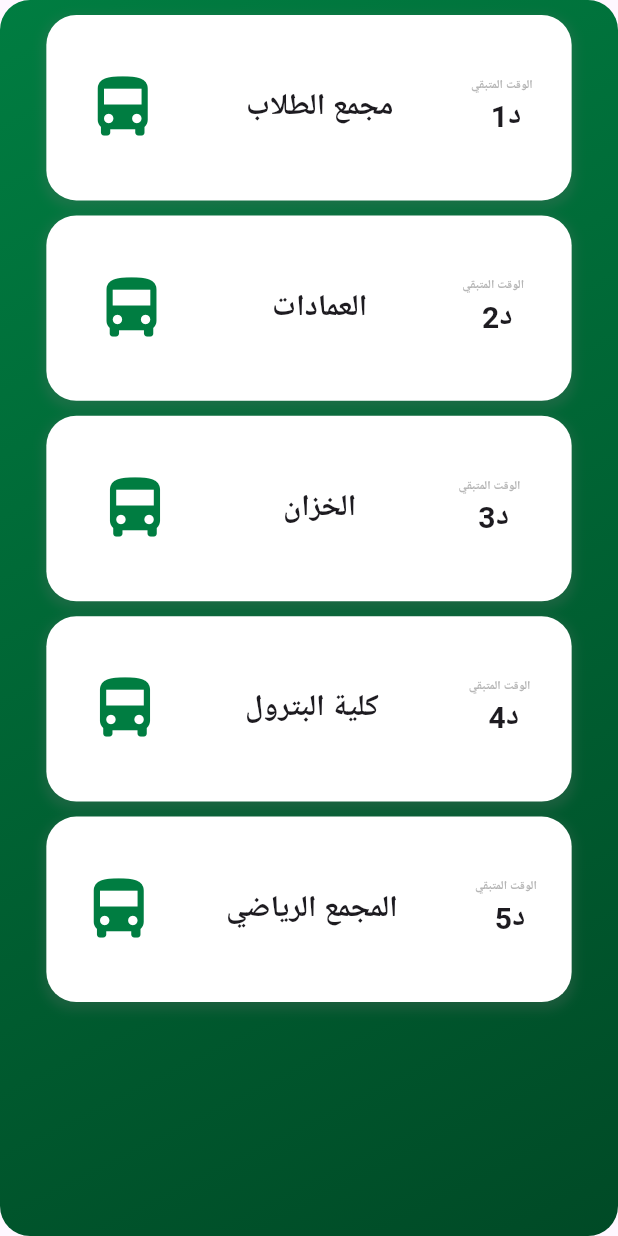
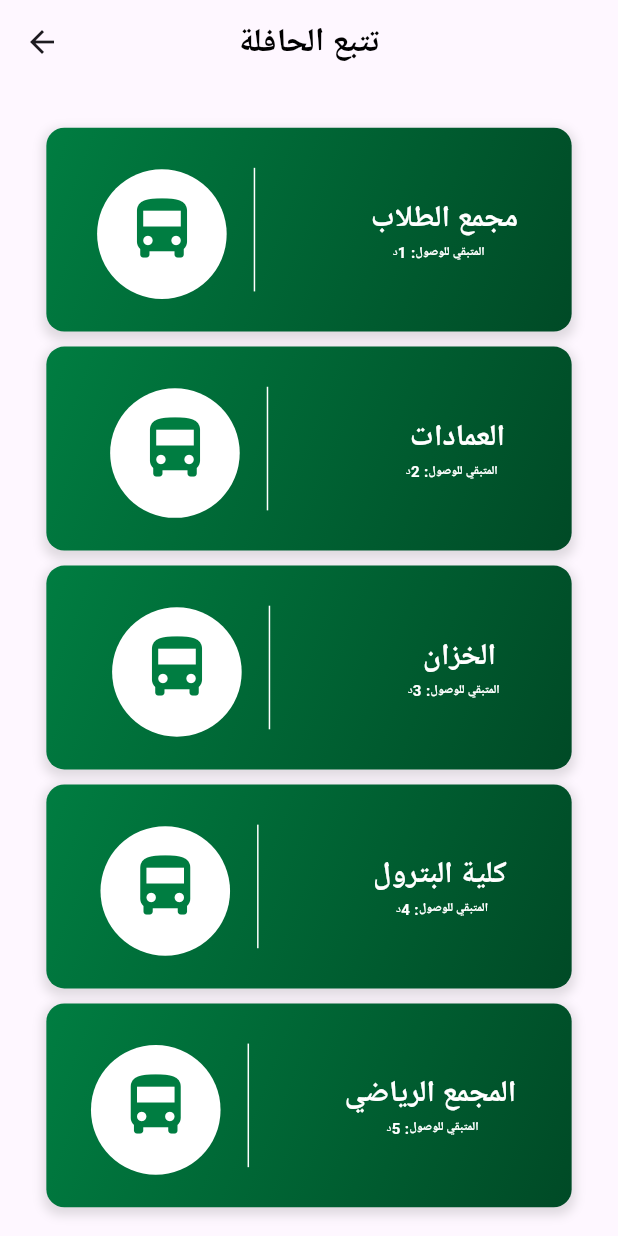
Before and after one commit to i-3mr/mefa8, a Flutter app: the BusTracker screen opened by its route, on a phone screen of 412 x 824 dp. Run offline on Flutter 3.47's test engine with Material 3 defaults, Android fonts, the phone set to English and light mode, and no system bars; drawn by our look-alikes of timer_count_down; our stand-ins replace flutter_animate, font_awesome_flutter, google_fonts, hooks_riverpod, percent_indicator; missing offline and left inert: nfc_manager, screen_brightness, svg_flutter; network calls fail; Roboto replaces fonts that are missing (Cairo).

Commit message:
bus tracker last version

```diff
--- a/lib/screens/bus-tracker.dart
+++ b/lib/screens/bus-tracker.dart
@@ -11,23 +11,35 @@ class BusTracker extends StatelessWidget {
     final width = MediaQuery.of(context).size.width;
 
     return Scaffold(
+      appBar: AppBar(
+        centerTitle: true,
+        title: Text(
+          'تتبع الحافلة',
+          style: TextStyle(
+            // fontSize: 0.05 * height,
+            fontWeight: FontWeight.bold,
+            color: const Color.fromARGB(255, 0, 0, 0),
+          ),
+        ),
+      ),
       body: Container(
         alignment: Alignment.center,
         height: double.infinity,
         width: double.infinity,
         decoration: BoxDecoration(
-          color: const Color(Const.primaryGreen),
+          // color: const Color(Const.primaryGreen),
           borderRadius: BorderRadius.circular(20),
-          gradient: const LinearGradient(
-            begin: Alignment.topLeft,
-            end: Alignment.bottomRight,
-            colors: [
-              Color(Const.primaryGreen),
-              Color(Const.darkGreen),
-            ],
-          ),
+          // gradient: const LinearGradient(
+          //   begin: Alignment.topLeft,
+          //   end: Alignment.bottomRight,
+          //   colors: [
+          //     Color(Const.primaryGreen),
+          //     Color(Const.darkGreen),
+          //   ],
+          // ),
         ),
         child: const SafeArea(
+          child: SingleChildScrollView(
             child: Column(
               children: [
                 BusTrackerComponent(busStation: ' مجمع الطلاب', time: 65),
@@ -39,6 +51,7 @@ class BusTracker extends StatelessWidget {
             ),
           ),
         ),
+      ),
     );
     ;
   }
--- a/lib/widgets/bus tracker/bus-tracker-component.dart
+++ b/lib/widgets/bus tracker/bus-tracker-component.dart
@@ -20,10 +20,18 @@ class BusTrackerComponent extends StatelessWidget {
 
     return Container(
       margin: const EdgeInsets.only(top: 10),
-      height: 0.3 * width,
+      height: 0.33 * width,
       width: 0.85 * width,
       decoration: BoxDecoration(
-        borderRadius: BorderRadius.circular(20),
+        gradient: const LinearGradient(
+          begin: Alignment.topLeft,
+          end: Alignment.bottomRight,
+          colors: [
+            Color(Const.primaryGreen),
+            Color(Const.darkGreen),
+          ],
+        ),
+        borderRadius: BorderRadius.circular(12),
         boxShadow: const [
           BoxShadow(
             color: Color.fromARGB(57, 115, 115, 115),
@@ -37,47 +45,83 @@ class BusTrackerComponent extends StatelessWidget {
       child: Row(
         mainAxisAlignment: MainAxisAlignment.spaceAround,
         children: [
-          const Icon(
+          Row(
+            mainAxisAlignment: MainAxisAlignment.spaceBetween,
+            children: [
+              Container(
+                height: 0.2 * width,
+                width: 0.2 * width,
+                decoration: BoxDecoration(boxShadow: const [
+                  BoxShadow(
+                    color: Colors.white,
+                    spreadRadius: 2,
+                    offset: Offset(0, 3),
+                  ),
+                ], borderRadius: BorderRadius.circular(50)),
+                child: const Icon(
                   Icons.directions_bus,
                   size: 50,
                   color: Color(Const.primaryGreen),
                 ),
+              ),
+              // as a divider
+              Container(
+                margin: const EdgeInsets.only(left: 20),
+                height: 0.2 * width,
+                width: 1,
+                color: Colors.white,
+              ),
+            ],
+          ),
+          Column(
+            mainAxisAlignment: MainAxisAlignment.center,
+            children: [
               Text(
                 busStation,
                 style: const TextStyle(
                     fontWeight: FontWeight.bold,
                     fontSize: 20,
-            ),
-          ),
-          Column(
-            mainAxisAlignment: MainAxisAlignment.center,
-            children: [
-              const Text(
-                'الوقت المتبقي',
-                style: TextStyle(
-                  fontWeight: FontWeight.bold,
-                  fontSize: 8,
-                  color: Color(0x9F8A8A8A),
-                ),
+                    color: Colors.white),
               ),
               Countdown(
                 seconds: time,
                 build: (BuildContext context, double time) {
                   if ((time / 60).toInt() == 0) {
-                      return Text(
+                    return const Text(
                       ' الحافلة وصلت',
                       style: TextStyle(
                         fontWeight: FontWeight.bold,
-                          fontSize: 15,
+                        fontSize: 10,
+                        color: Colors.white,
                       ),
                     );
                   }
-                    return Text(
-                      ' د' + (time / 60).toInt().toString(),
+                  return Row(
+                    children: [
+                      const Text(
+                        'د',
+                        style: TextStyle(color: Colors.white, fontSize: 8),
+                      ),
+                      Text(
+                        '${(time / 60).toInt()} :',
                         style: const TextStyle(
-                          fontWeight: FontWeight.bold, fontSize: 20),
+                          fontWeight: FontWeight.bold,
+                          fontSize: 10,
+                          color: Colors.white,
+                        ),
+                      ),
+                      const Text(
+                        'المتبقي للوصول ',
+                        style: TextStyle(
+                          color: Colors.white,
+                          fontWeight: FontWeight.bold,
+                          fontSize: 8,
+                        ),
+                      ),
+                    ],
                   );
-                  }),
+                },
+              ),
             ],
           ),
         ],
```
Lines whose indentation alone changed are shown as unchanged.
